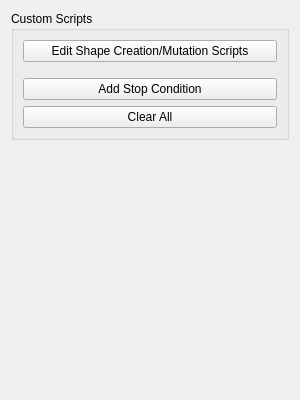
This is geometrize/dialog/imagetaskscriptingwidget.ui in Tw1ddle/geometrize as Qt 5 draws it before an edit. The edited form follows.
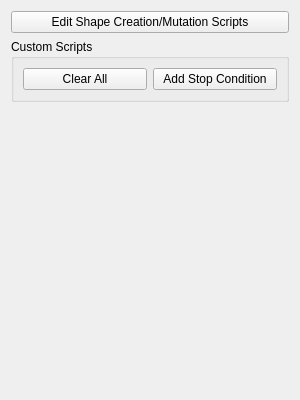
This is the edited form.

Diff of the .ui file:
```diff
--- a/geometrize/dialog/imagetaskscriptingwidget.ui
+++ b/geometrize/dialog/imagetaskscriptingwidget.ui
@@ -15,36 +15,27 @@
   </property>
   <layout class="QVBoxLayout" name="verticalLayout_6">
    <item>
-    <widget class="QGroupBox" name="scriptsGroupBox">
+    <widget class="QPushButton" name="editShapeScriptsButton">
+     <property name="text">
+      <string>Edit Shape Creation/Mutation Scripts</string>
+     </property>
+    </widget>
+   </item>
+   <item>
+    <widget class="QGroupBox" name="stopConditionScriptsGroupBox">
      <property name="title">
       <string>Custom Scripts</string>
      </property>
      <layout class="QVBoxLayout" name="verticalLayout">
       <item>
-       <layout class="QVBoxLayout" name="verticalLayout_3">
+       <layout class="QHBoxLayout" name="horizontalLayout">
         <item>
-         <widget class="QPushButton" name="editShapeScriptsButton">
+         <widget class="QPushButton" name="clearStopConditionsButton">
           <property name="text">
-           <string>Edit Shape Creation/Mutation Scripts</string>
+           <string>Clear All</string>
           </property>
          </widget>
         </item>
-        <item>
-         <spacer name="verticalSpacer_3">
-          <property name="orientation">
-           <enum>Qt::Vertical</enum>
-          </property>
-          <property name="sizeType">
-           <enum>QSizePolicy::Fixed</enum>
-          </property>
-          <property name="sizeHint" stdset="0">
-           <size>
-            <width>20</width>
-            <height>10</height>
-           </size>
-          </property>
-         </spacer>
-        </item>
         <item>
          <widget class="QPushButton" name="addStopConditionButton">
           <property name="text">
@@ -52,13 +43,6 @@
           </property>
          </widget>
         </item>
-        <item>
-         <widget class="QPushButton" name="clearScriptsButton">
-          <property name="text">
-           <string>Clear All</string>
-          </property>
-         </widget>
-        </item>
        </layout>
       </item>
       <item>
```
Left out of the diff: 2 changed lines with no effect on the pictures.
